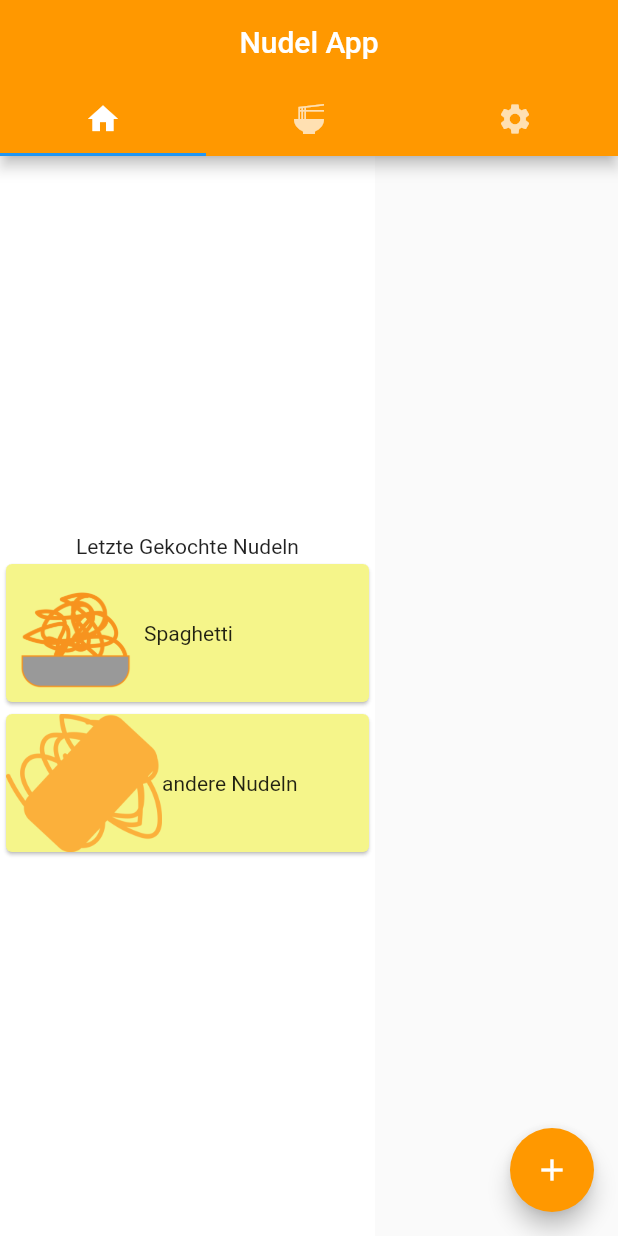
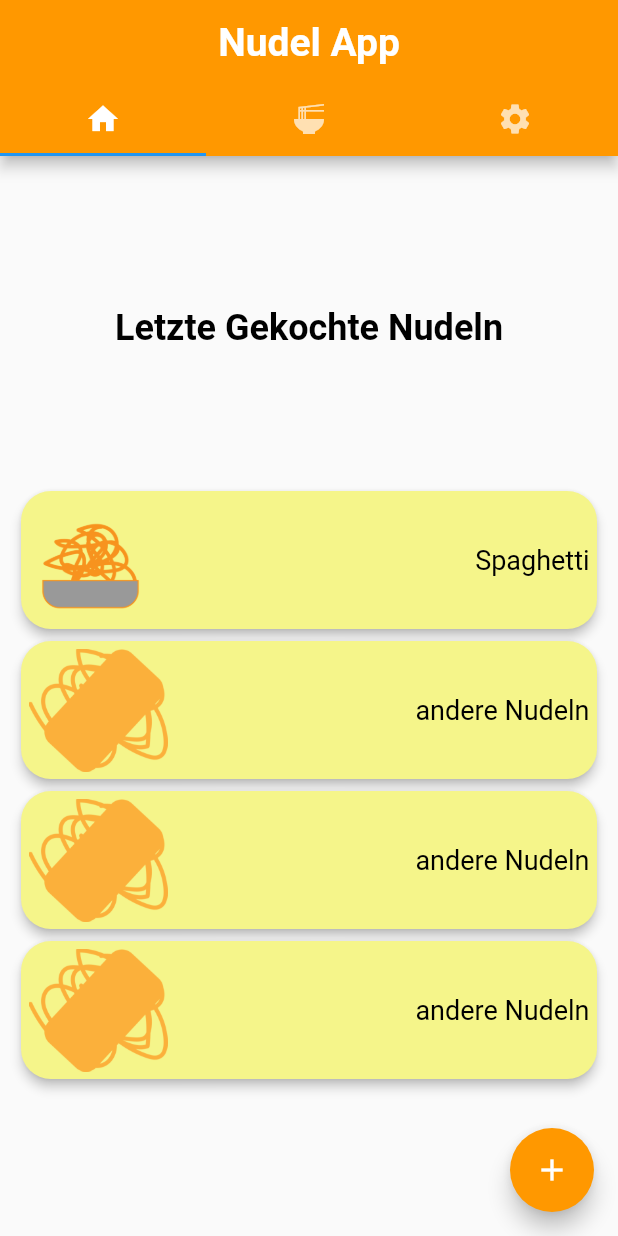
Before and after one commit to Kneschtie/Nudel_App, a Flutter app: the screen it shows after launch, on a phone screen of 412 x 824 dp. Run offline on Flutter 3.47's test engine with Material 2 defaults, Android fonts, the phone set to English and light mode, and no system bars.

Commit message:
erweiterung 8

```diff
--- a/nudel_app/lib/main.dart
+++ b/nudel_app/lib/main.dart
@@ -26,7 +26,11 @@ class _NudelAppState extends State<NudelApp> {
             @override
   Widget build(BuildContext context) {
     return MaterialApp(
-      home: DefaultTabController(
+
+      home:
+
+
+      DefaultTabController(
         length: 3,
         child: Scaffold(
           appBar: AppBar(
@@ -41,15 +45,21 @@ class _NudelAppState extends State<NudelApp> {
 
             centerTitle: true,
 
-          title: Text("Nudel App"),
+          title: Text("Nudel App",
+          style: TextStyle(fontSize: 26,
+          fontWeight: FontWeight.bold),
+
+
+          ),
             backgroundColor: Colors.orange,
+
 
 
             ),
 
 
-          body:
-          TabBarView(
+          body: Center(
+            child: TabBarView(
 
             children:  [
 
@@ -57,8 +67,9 @@ class _NudelAppState extends State<NudelApp> {
             page2(),
              page3(),
             ],
+
           ),
-
+        ),
           floatingActionButton: FloatingActionButton(
           onPressed: () {
             runApp(Addnoodles());
@@ -68,8 +79,9 @@ class _NudelAppState extends State<NudelApp> {
           backgroundColor: Colors.orange,
 ),
         ),
+        ),
 
-      )
+
     );
   }
 }
--- a/nudel_app/lib/page/zuletztgekocht.dart
+++ b/nudel_app/lib/page/zuletztgekocht.dart
@@ -12,26 +12,31 @@ class _page1State extends State<page1> {
   @override
   Widget build(BuildContext context){
   return Scaffold(
-    body:Container(
-      color: Colors.white,
-      child:Column
-      (
+
+    //backgroundColor: Colors.green,
+    body: Center(child:
+    Container(
+      margin: new EdgeInsets.symmetric(horizontal: 10, vertical: 10),
+      //color: Color.fromARGB(255, 205, 180, 180),
+      child:Column(
+
         mainAxisAlignment: MainAxisAlignment.center,
+
         children: [
-          Text('Letzte Gekochte Nudeln'),
+          Spacer(flex: 1,),
+          Text('Letzte Gekochte Nudeln',
+          style: ueberschriftstyle(),
+            textAlign: TextAlign.center,
+          ),
+          Spacer(),
           NudelWidget("Spaghetti", "images/spaghetti (1)_Zeichenfläche 1.png"),
 
           NudelWidget("andere Nudeln", "images/andereNudeln.png"),
+          NudelWidget("andere Nudeln", "images/andereNudeln.png"),
+          NudelWidget("andere Nudeln", "images/andereNudeln.png"),
           //NudelWidget('asdf'),
+          Spacer(),
         ],
-
-
-
-
-
-
-
-
 
       // child: Text ('Content 1',
       // style: TextStyle(
@@ -40,8 +45,15 @@ class _page1State extends State<page1> {
       // )
         )
         )
+    ),
         );
 
 
   }
 }
+TextStyle ueberschriftstyle(){
+  return TextStyle(
+            color: Colors.black,
+            fontSize: 24,
+            fontWeight: FontWeight.bold);
+}
--- a/nudel_app/lib/widgets.dart
+++ b/nudel_app/lib/widgets.dart
@@ -37,27 +37,31 @@ Widget NudelWidget(String xyz, String internetadress){
   return Container(
 
     height:100,
-    width: 250,
+    width: 400,
+
     //color: Colors.green,
     child: Card(
+      shape: RoundedRectangleBorder(
+        borderRadius: BorderRadius.all(Radius.circular(20))),
+        elevation: 3,
     color: Color.fromARGB(255, 245, 245, 138),
+      child: Padding(padding: const EdgeInsets.all(5),
+    child: Center(
+          child: Row(children: [
+        Image.asset(internetadress,),
+        Spacer(),
+        Text(xyz,
+
+        style: TextStyle(color: Colors.black, fontSize: 18, ),
+
+        ),
 
 
-
-    child: Row(children: [
-        Image.asset(internetadress),
-        Text(xyz),
-
-      ]
-
-
-      ),
+      ],
+          ),
        ),
-
-
-
-
-
+       ),
+    ),
       );
 
 }
```
Also changed, not shown: 1 other file.
